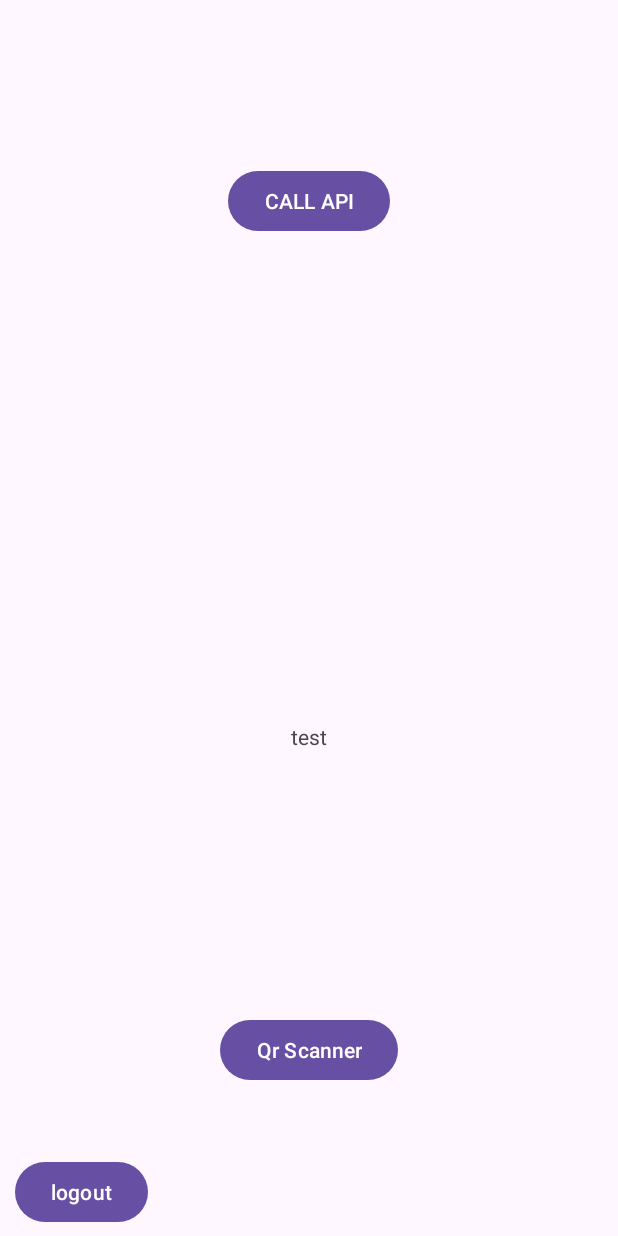
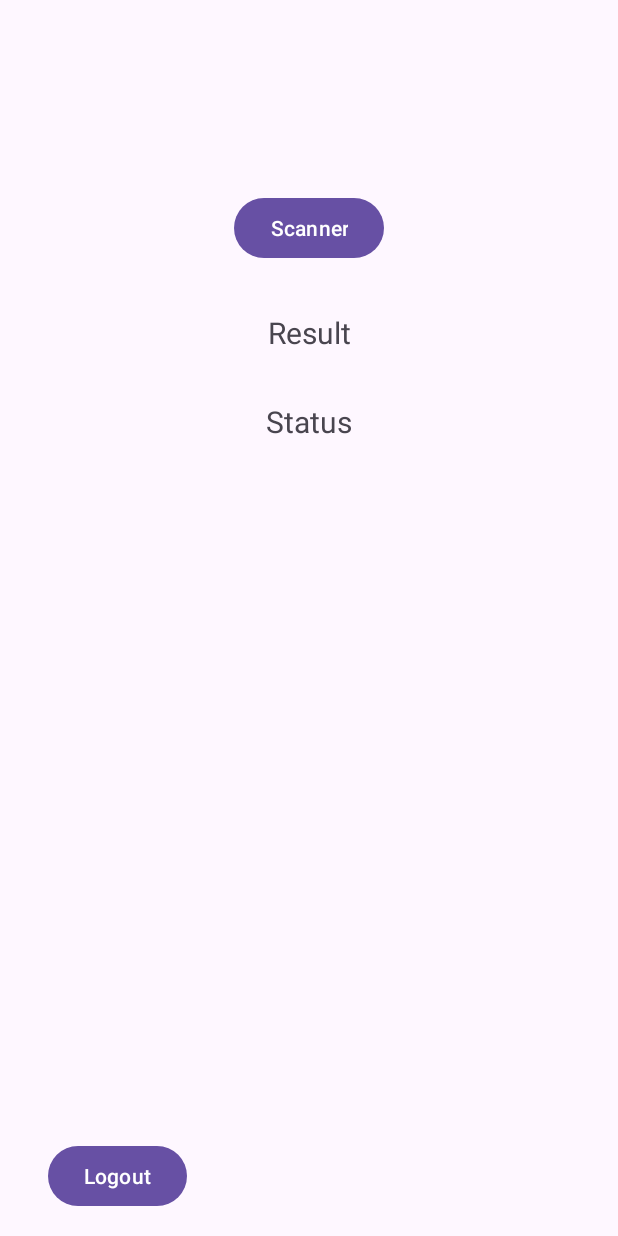
Before and after one commit to IamTV50/projektna-naloga, an Android app: the MainActivity screen opened directly, with no data from a screen before it, on a phone screen of 412 x 824 dp. Run offline under Robolectric (Android 15) with nearby library versions, the light colour scheme and no system bars; libraries missing offline, so code that uses them is left out: com.google.zxing.integration.

Commit message:
Moved QrScannerActivity to MainActivity, moved all hardcoded strings to strings.xml, moved check for userInfo to onResume.

```diff
--- a/PJ/app/src/main/java/njt/paketnik/LoginActivity.kt
+++ b/PJ/app/src/main/java/njt/paketnik/LoginActivity.kt
@@ -41,7 +41,7 @@ class LoginActivity : AppCompatActivity() {
 
                 lifecycleScope.launch{
                     val resJson: JSONObject
-                    val response = sendPostRequest(apiUrl, jsonData)
+                    val response = app.sendPostRequest(apiUrl, jsonData)
 
                     try {
                         resJson = JSONObject(response)
--- a/PJ/app/src/main/java/njt/paketnik/MainActivity.kt
+++ b/PJ/app/src/main/java/njt/paketnik/MainActivity.kt
@@ -8,17 +8,15 @@ import androidx.appcompat.app.AppCompatActivity
 import android.os.Bundle
 import android.util.Base64
 import android.media.MediaPlayer
+import android.widget.Toast
+import androidx.activity.result.contract.ActivityResultContracts
 import androidx.annotation.RequiresApi
 import androidx.lifecycle.lifecycleScope
+import com.google.zxing.integration.android.IntentIntegrator
+import com.google.zxing.integration.android.IntentResult
 import njt.paketnik.databinding.ActivityMainBinding
-import kotlinx.coroutines.Dispatchers
 import kotlinx.coroutines.launch
-import kotlinx.coroutines.withContext
 import java.io.IOException
-import okhttp3.MediaType.Companion.toMediaType
-import okhttp3.OkHttpClient
-import okhttp3.Request
-import okhttp3.RequestBody.Companion.toRequestBody
 import org.json.JSONException
 import org.json.JSONObject
 import java.io.ByteArrayInputStream
@@ -42,49 +40,11 @@ class MainActivity : AppCompatActivity() {
         app = application as MyApp
         setContentView(view)
 
-        if (app.userInfo.getString("userID", "") == "") {
-            val intent = Intent(this, LoginActivity::class.java)
-            intent.flags = Intent.FLAG_ACTIVITY_CLEAR_TASK or Intent.FLAG_ACTIVITY_NEW_TASK
-            startActivity(intent)
+        binding.openScannerBtn.setOnClickListener {
+            startQRScanner()
         }
 
-        binding.showTxt.text = "test"
-
-        binding.callAPIBtn.setOnClickListener {
-            //binding.showTxt.text = "call api click"
-
-            //daj v .env
-            val format = 2
-            val apiUrl = "https://api-d4me-stage.direct4.me/sandbox/v1/Access/openbox"
-            val jsonData = "{\"deliveryId\":0,\"boxId\":541,\"tokenFormat\":$format,\"terminalSeed\":0,\"isMultibox\":false,\"addAccessLog\":false}"
-
-            lifecycleScope.launch {
-                val resJson:JSONObject
-                val response = sendPostRequest(apiUrl, jsonData)
-
-                try {
-                    resJson = JSONObject(response)
-
-                    if (resJson["errorNumber"] != 0){
-                        binding.showTxt.text = "napaka"
-                    }
-                    else{
-                        binding.showTxt.text = "uspeh"
-                        convertB64ToSound(resJson["data"].toString(), format)
-                    }
-                }
-                catch (e:JSONException){
-                    if (response == ""){
-                        binding.showTxt.text = "unexpected response"
-                    }
-                    else{
-                        binding.showTxt.text = "pasring error"
-                    }
-                }
-            }
-        }
-
-        binding.tmpOut.setOnClickListener{
+        binding.logoutBtn.setOnClickListener{
             app.userInfo.edit().putString("userID", "").apply()
             app.userInfo.edit().putString("username", "").apply()
             app.userInfo.edit().putString("email", "").apply()
@@ -96,11 +56,75 @@ class MainActivity : AppCompatActivity() {
             intent.flags = Intent.FLAG_ACTIVITY_CLEAR_TASK or Intent.FLAG_ACTIVITY_NEW_TASK
             startActivity(intent)
         }
+    }
 
-        binding.navigateQrScanner.setOnClickListener {
-            val intent = Intent(this, QrScannerActivity::class.java)
+    override fun onResume() {
+        super.onResume()
+
+        if (app.userInfo.getString("userID", "") == "") {
+            val intent = Intent(this, LoginActivity::class.java)
+            intent.flags = Intent.FLAG_ACTIVITY_CLEAR_TASK or Intent.FLAG_ACTIVITY_NEW_TASK
             startActivity(intent)
         }
+    }
+
+    private val qrScannerActivityResultLauncher = registerForActivityResult(ActivityResultContracts.StartActivityForResult()) { result ->
+        val intentResult: IntentResult? = IntentIntegrator.parseActivityResult(result.resultCode, result.data)
+        if (intentResult != null) {
+            if (intentResult.contents.isNullOrEmpty()) {
+                Toast.makeText(this, "Cancelled", Toast.LENGTH_LONG).show()
+            } else {
+                val boxId = getNumberFromUrl(intentResult.contents)
+                binding.resultTxt.text = boxId?.toString() ?: "Invalid URL"
+
+                if (boxId != null) {
+                    val format = 2
+                    val apiUrl = "https://api-d4me-stage.direct4.me/sandbox/v1/Access/openbox"
+                    val jsonData =
+                        "{\"deliveryId\":0,\"boxId\":$boxId,\"tokenFormat\":$format,\"terminalSeed\":0,\"isMultibox\":false,\"addAccessLog\":false}"
+
+                    lifecycleScope.launch {
+                        val resJson: JSONObject
+                        val response = app.sendPostRequest(apiUrl, jsonData)
+
+                        try {
+                            resJson = JSONObject(response)
+
+                            if (resJson["errorNumber"] != 0) {
+                                binding.statusTxt.text = getString(R.string.responseErrorText)
+                            } else {
+                                binding.statusTxt.text = getString(R.string.successText)
+                                convertB64ToSound(resJson["data"].toString(), format)
+                            }
+                        } catch (e: JSONException) {
+                            if (response == "") {
+                                binding.statusTxt.text = getString(R.string.unexpectedResponseText)
+                            } else {
+                                binding.statusTxt.text = getString(R.string.parsingErrorText)
+                            }
+                        }
+                    }
+                } else {
+                    binding.statusTxt.text = getString(R.string.parsingErrorText)
+                }
+            }
+        }
+    }
+
+    private fun getNumberFromUrl(url: String): Int? {
+        val pattern = """/\d+/(\d+)/""".toRegex()
+        val matchResult = pattern.find(url)
+        return matchResult?.groupValues?.get(1)?.toInt()
+    }
+
+    private fun startQRScanner() {
+        val integrator = IntentIntegrator(this)
+        integrator.setDesiredBarcodeFormats(IntentIntegrator.QR_CODE)
+        integrator.setPrompt("Scan a QR Code")
+        integrator.setCameraId(0) // Use the rear camera by default
+        integrator.setBeepEnabled(false) // Disable beep sound
+        integrator.setOrientationLocked(false) // Allow rotation
+        qrScannerActivityResultLauncher.launch(integrator.createScanIntent())
     }
 
     private fun convertB64ToSound(base64String: String, format: Int) {
--- a/PJ/app/src/main/java/njt/paketnik/MyApp.kt
+++ b/PJ/app/src/main/java/njt/paketnik/MyApp.kt
@@ -18,9 +18,8 @@ class MyApp : Application() {
         super.onCreate()
         userInfo = getSharedPreferences("userInfo", Context.MODE_PRIVATE)
     }
-}
 
-internal suspend fun sendPostRequest(apiUrl: String, jsonBody: String): String {
+    suspend fun sendPostRequest(apiUrl: String, jsonBody: String): String {
         val mediaType = "application/json".toMediaType()
         val requestBody = jsonBody.toRequestBody(mediaType)
         val request = Request.Builder()
@@ -40,3 +39,4 @@ internal suspend fun sendPostRequest(apiUrl: String, jsonBody: String): String {
             }
         }
     }
+}
--- a/PJ/app/src/main/res/layout/activity_main.xml
+++ b/PJ/app/src/main/res/layout/activity_main.xml
@@ -6,41 +6,49 @@
     android:layout_width="match_parent"
     android:layout_height="match_parent"
     tools:context=".MainActivity">
+
     <Button
-        android:id="@+id/callAPIBtn"
-        android:text="CALL API"
+        android:id="@+id/openScannerBtn"
         android:layout_width="wrap_content"
         android:layout_height="wrap_content"
-        app:layout_constraintTop_toTopOf="parent" app:layout_constraintStart_toStartOf="parent"
-        app:layout_constraintEnd_toEndOf="parent" android:layout_marginTop="110dp"/>
+        android:layout_marginTop="128dp"
+        android:text="@string/scannerText"
+        app:layout_constraintEnd_toEndOf="parent"
+        app:layout_constraintHorizontal_bias="0.5"
+        app:layout_constraintStart_toStartOf="parent"
+        app:layout_constraintTop_toTopOf="parent" />
+
     <TextView
-        android:id="@+id/showTxt"
+        android:id="@+id/resultTxt"
         android:layout_width="wrap_content"
         android:layout_height="wrap_content"
-        android:text=""
-        app:layout_constraintBottom_toBottomOf="parent"
+        android:layout_marginTop="32dp"
+        android:text="@string/resultText"
+        android:textSize="20sp"
+        app:layout_constraintEnd_toEndOf="parent"
+        app:layout_constraintHorizontal_bias="0.5"
         app:layout_constraintStart_toStartOf="parent"
+        app:layout_constraintTop_toBottomOf="@+id/openScannerBtn" />
+
+    <TextView
+        android:id="@+id/statusTxt"
+        android:layout_width="wrap_content"
+        android:layout_height="wrap_content"
+        android:layout_marginTop="32dp"
+        android:text="@string/statusText"
+        android:textSize="20sp"
         app:layout_constraintEnd_toEndOf="parent"
-        app:layout_constraintTop_toBottomOf="@+id/callAPIBtn"/>
+        app:layout_constraintHorizontal_bias="0.5"
+        app:layout_constraintStart_toStartOf="parent"
+        app:layout_constraintTop_toBottomOf="@+id/resultTxt" />
 
     <Button
-        android:id="@+id/navigateQrScanner"
+        android:id="@+id/logoutBtn"
         android:layout_width="wrap_content"
         android:layout_height="wrap_content"
-        android:layout_marginBottom="100dp"
-        android:text="Qr Scanner"
-        app:layout_constraintBottom_toBottomOf="parent"
-        app:layout_constraintEnd_toEndOf="parent"
-        app:layout_constraintHorizontal_bias="0.5"
-        app:layout_constraintStart_toStartOf="parent" />
-
-    <Button
-        android:id="@+id/tmp_out"
-        android:layout_width="wrap_content"
-        android:layout_height="wrap_content"
-        android:layout_marginStart="10dp"
-        android:layout_marginBottom="5dp"
-        android:text="logout"
+        android:layout_marginStart="32dp"
+        android:layout_marginBottom="16dp"
+        android:text="@string/logoutText"
         app:layout_constraintBottom_toBottomOf="parent"
         app:layout_constraintStart_toStartOf="parent" />
 
--- a/PJ/app/src/main/res/values/strings.xml
+++ b/PJ/app/src/main/res/values/strings.xml
@@ -1,3 +1,17 @@
 <resources>
     <string name="app_name">PJ</string>
+
+    <string name="usernameHint">username</string>
+    <string name="passwordHint">password</string>
+    <string name="loginText">Login</string>
+
+    <string name="scannerText">Scanner</string>
+    <string name="resultText">Result</string>
+    <string name="statusText">Status</string>
+    <string name="logoutText">Logout</string>
+
+    <string name="successText">Success</string>
+    <string name="responseErrorText">Response error!</string>
+    <string name="unexpectedResponseText">Unexpected response!</string>
+    <string name="parsingErrorText">Pasring error!</string>
 </resources>
```
Also changed, not shown: PJ/app/src/main/java/njt/paketnik/QrScannerActivity.kt (deleted, +0 -244 lines), PJ/app/src/main/res/layout/activity_login.xml (+12 -8 lines), PJ/app/src/main/res/layout/activity_qr_scanner.xml (deleted, +0 -43 lines). Lines whose indentation alone changed are shown as unchanged.
